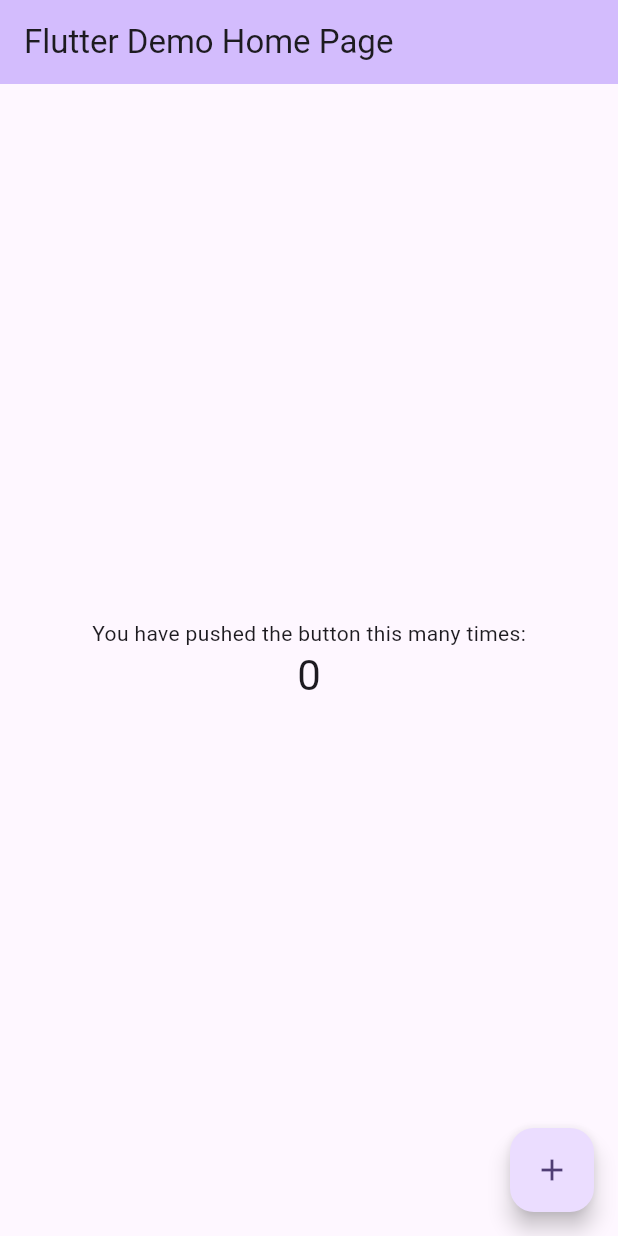
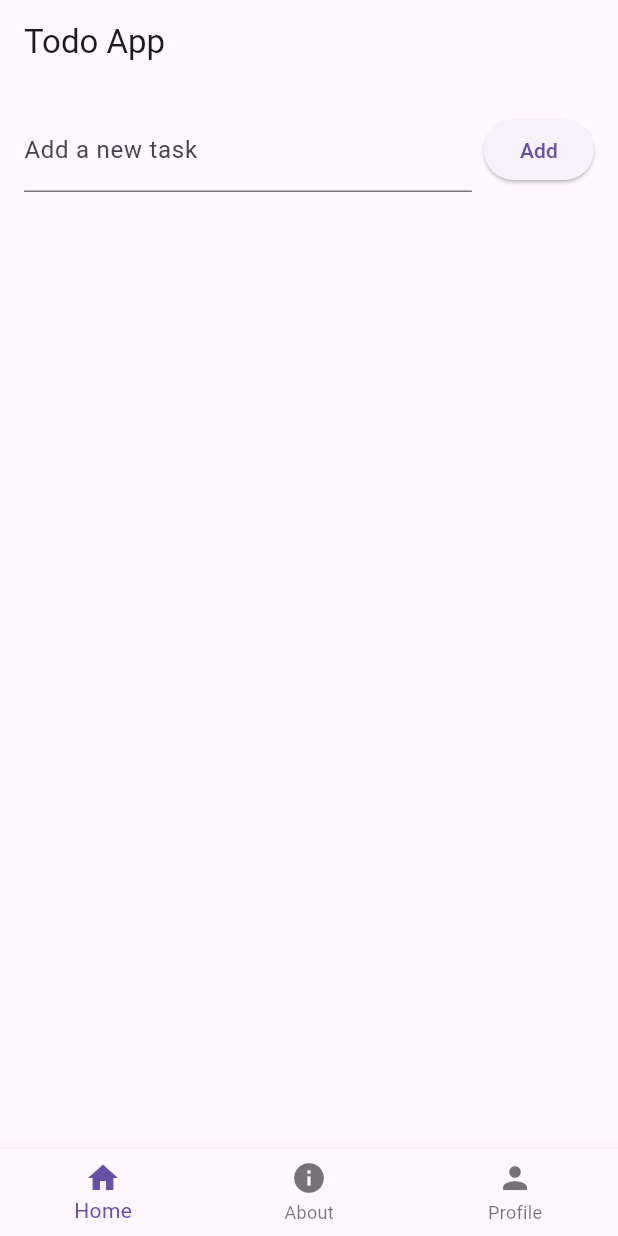
Before and after one commit to kareraolivier/flutter_todo_app, a Flutter app: the screen it shows after launch, on a phone screen of 412 x 824 dp. Run offline on Flutter 3.47's test engine with Material 3 defaults, Android fonts, the phone set to English and light mode, and no system bars.

Commit message:
feat: add multiple pages

```diff
--- a/analysis_options.yaml
+++ b/analysis_options.yaml
@@ -7,6 +7,9 @@
 
 # The following line activates a set of recommended lints for Flutter apps,
 # packages, and plugins designed to encourage good coding practices.
+analyzer:
+  errors:
+    prefer_const_constructors: ignore
 include: package:flutter_lints/flutter.yaml
 
 linter:
--- /dev/null
+++ b/lib/components/nav_bar.dart
@@ -0,0 +1,28 @@
+import 'package:flutter/material.dart';
+
+class NavBar extends StatelessWidget {
+  const NavBar({super.key});
+
+  @override
+  Widget build(BuildContext context) {
+    return BottomNavigationBar(
+        items: const <BottomNavigationBarItem>[
+          BottomNavigationBarItem(icon: Icon(Icons.home), label: "Home"),
+          BottomNavigationBarItem(icon: Icon(Icons.info), label: "About"),
+          BottomNavigationBarItem(icon: Icon(Icons.person), label: "Profile"),
+        ],
+        onTap: (index) {
+          switch (index) {
+            case 0:
+              Navigator.pushNamed(context, './home');
+              break;
+            case 1:
+              Navigator.pushNamed(context, './about');
+              break;
+            case 2:
+              Navigator.pushNamed(context, './profile');
+              break;
+          }
+        });
+  }
+}
--- a/lib/main.dart
+++ b/lib/main.dart
@@ -1,125 +1,28 @@
+// lib/main.dart
+
 import 'package:flutter/material.dart';
+import 'screens/home_screen.dart';
+import 'screens/about_screen.dart';
+import 'screens/profile_screen.dart';
 
 void main() {
-  runApp(const MyApp());
+  runApp(MyApp());
 }
 
 class MyApp extends StatelessWidget {
-  const MyApp({super.key});
-
-  // This widget is the root of your application.
   @override
   Widget build(BuildContext context) {
     return MaterialApp(
-      title: 'Flutter Demo',
+      title: 'Todo App with Navigation',
       theme: ThemeData(
-        // This is the theme of your application.
-        //
-        // TRY THIS: Try running your application with "flutter run". You'll see
-        // the application has a purple toolbar. Then, without quitting the app,
-        // try changing the seedColor in the colorScheme below to Colors.green
-        // and then invoke "hot reload" (save your changes or press the "hot
-        // reload" button in a Flutter-supported IDE, or press "r" if you used
-        // the command line to start the app).
-        //
-        // Notice that the counter didn't reset back to zero; the application
-        // state is not lost during the reload. To reset the state, use hot
-        // restart instead.
-        //
-        // This works for code too, not just values: Most code changes can be
-        // tested with just a hot reload.
-        colorScheme: ColorScheme.fromSeed(seedColor: Colors.deepPurple),
-        useMaterial3: true,
+        primarySwatch: Colors.blue,
       ),
-      home: const MyHomePage(title: 'Flutter Demo Home Page'),
+      initialRoute: '/home',
+      routes: {
+        '/home': (context) => HomeScreen(),
+        '/about': (context) => AboutScreen(),
+        '/profile': (context) => ProfileScreen(),
+      },
     );
   }
 }
-
-class MyHomePage extends StatefulWidget {
-  const MyHomePage({super.key, required this.title});
-
-  // This widget is the home page of your application. It is stateful, meaning
-  // that it has a State object (defined below) that contains fields that affect
-  // how it looks.
-
-  // This class is the configuration for the state. It holds the values (in this
-  // case the title) provided by the parent (in this case the App widget) and
-  // used by the build method of the State. Fields in a Widget subclass are
-  // always marked "final".
-
-  final String title;
-
-  @override
-  State<MyHomePage> createState() => _MyHomePageState();
-}
-
-class _MyHomePageState extends State<MyHomePage> {
-  int _counter = 0;
-
-  void _incrementCounter() {
-    setState(() {
-      // This call to setState tells the Flutter framework that something has
-      // changed in this State, which causes it to rerun the build method below
-      // so that the display can reflect the updated values. If we changed
-      // _counter without calling setState(), then the build method would not be
-      // called again, and so nothing would appear to happen.
-      _counter++;
-    });
-  }
-
-  @override
-  Widget build(BuildContext context) {
-    // This method is rerun every time setState is called, for instance as done
-    // by the _incrementCounter method above.
-    //
-    // The Flutter framework has been optimized to make rerunning build methods
-    // fast, so that you can just rebuild anything that needs updating rather
-    // than having to individually change instances of widgets.
-    return Scaffold(
-      appBar: AppBar(
-        // TRY THIS: Try changing the color here to a specific color (to
-        // Colors.amber, perhaps?) and trigger a hot reload to see the AppBar
-        // change color while the other colors stay the same.
-        backgroundColor: Theme.of(context).colorScheme.inversePrimary,
-        // Here we take the value from the MyHomePage object that was created by
-        // the App.build method, and use it to set our appbar title.
-        title: Text(widget.title),
-      ),
-      body: Center(
-        // Center is a layout widget. It takes a single child and positions it
-        // in the middle of the parent.
-        child: Column(
-          // Column is also a layout widget. It takes a list of children and
-          // arranges them vertically. By default, it sizes itself to fit its
-          // children horizontally, and tries to be as tall as its parent.
-          //
-          // Column has various properties to control how it sizes itself and
-          // how it positions its children. Here we use mainAxisAlignment to
-          // center the children vertically; the main axis here is the vertical
-          // axis because Columns are vertical (the cross axis would be
-          // horizontal).
-          //
-          // TRY THIS: Invoke "debug painting" (choose the "Toggle Debug Paint"
-          // action in the IDE, or press "p" in the console), to see the
-          // wireframe for each widget.
-          mainAxisAlignment: MainAxisAlignment.center,
-          children: <Widget>[
-            const Text(
-              'You have pushed the button this many times:',
-            ),
-            Text(
-              '$_counter',
-              style: Theme.of(context).textTheme.headlineMedium,
-            ),
-          ],
-        ),
-      ),
-      floatingActionButton: FloatingActionButton(
-        onPressed: _incrementCounter,
-        tooltip: 'Increment',
-        child: const Icon(Icons.add),
-      ), // This trailing comma makes auto-formatting nicer for build methods.
-    );
-  }
-}
--- /dev/null
+++ b/lib/models/todo.dart
@@ -0,0 +1,9 @@
+class Todo {
+  String title;
+  bool isDone;
+
+  Todo({
+    required this.title,
+    this.isDone = false,
+  });
+}
--- /dev/null
+++ b/lib/screens/home_screen.dart
@@ -0,0 +1,98 @@
+// lib/screens/home_screen.dart
+
+import 'package:flutter/material.dart';
+import '../components/nav_bar.dart';
+import '../models/todo.dart';
+
+class HomeScreen extends StatefulWidget {
+  @override
+  _HomeScreenState createState() => _HomeScreenState();
+}
+
+class _HomeScreenState extends State<HomeScreen> {
+  final List<Todo> _todos = [];
+  final TextEditingController _controller = TextEditingController();
+
+  void _addTodo() {
+    if (_controller.text.isEmpty) return;
+    setState(() {
+      _todos.add(Todo(
+        title: _controller.text,
+      ));
+      _controller.clear();
+    });
+  }
+
+  void _toggleTodoStatus(int index) {
+    setState(() {
+      _todos[index].isDone = !_todos[index].isDone;
+    });
+  }
+
+  void _deleteTodo(int index) {
+    setState(() {
+      _todos.removeAt(index);
+    });
+  }
+
+  @override
+  Widget build(BuildContext context) {
+    return Scaffold(
+      appBar: AppBar(
+        title: Text('Todo App'),
+      ),
+      body: Column(
+        children: [
+          Padding(
+            padding: const EdgeInsets.all(16.0),
+            child: Row(
+              children: [
+                Expanded(
+                  child: TextField(
+                    controller: _controller,
+                    decoration: InputDecoration(
+                      labelText: 'Add a new task',
+                    ),
+                  ),
+                ),
+                SizedBox(width: 8),
+                ElevatedButton(
+                  onPressed: _addTodo,
+                  child: Text('Add'),
+                ),
+              ],
+            ),
+          ),
+          Expanded(
+            child: ListView.builder(
+              itemCount: _todos.length,
+              itemBuilder: (context, index) {
+                return ListTile(
+                  title: Text(
+                    _todos[index].title,
+                    style: TextStyle(
+                      decoration: _todos[index].isDone
+                          ? TextDecoration.lineThrough
+                          : TextDecoration.none,
+                    ),
+                  ),
+                  leading: Checkbox(
+                    value: _todos[index].isDone,
+                    onChanged: (bool? value) {
+                      _toggleTodoStatus(index);
+                    },
+                  ),
+                  trailing: IconButton(
+                    icon: Icon(Icons.delete),
+                    onPressed: () => _deleteTodo(index),
+                  ),
+                );
+              },
+            ),
+          ),
+        ],
+      ),
+      bottomNavigationBar: NavBar(),
+    );
+  }
+}
```
Also changed, not shown: lib/screens/about_screen.dart (added, +23 -0 lines), lib/screens/profile_screen.dart (added, +23 -0 lines).
